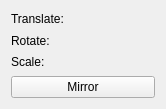
The window that canvas/TransformGuiTemplate.ui (calanoue/pyqtgraph) describes before a commit, drawn with Qt 5.
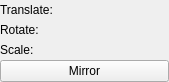
The same window after the commit.

Commit message: changes to my flowcharts and reduced gui spacing in analysis

The edit to the form file:
```diff
--- a/canvas/TransformGuiTemplate.ui
+++ b/canvas/TransformGuiTemplate.ui
@@ -6,8 +6,8 @@
    <rect>
     <x>0</x>
     <y>0</y>
-    <width>166</width>
-    <height>109</height>
+    <width>169</width>
+    <height>82</height>
    </rect>
   </property>
   <property name="sizePolicy">
@@ -20,6 +20,12 @@
    <string>Form</string>
   </property>
   <layout class="QVBoxLayout" name="verticalLayout">
+   <property name="spacing">
+    <number>1</number>
+   </property>
+   <property name="margin">
+    <number>0</number>
+   </property>
    <item>
     <widget class="QLabel" name="translateLabel">
      <property name="text">
```
The commit also changes 2 other files.
